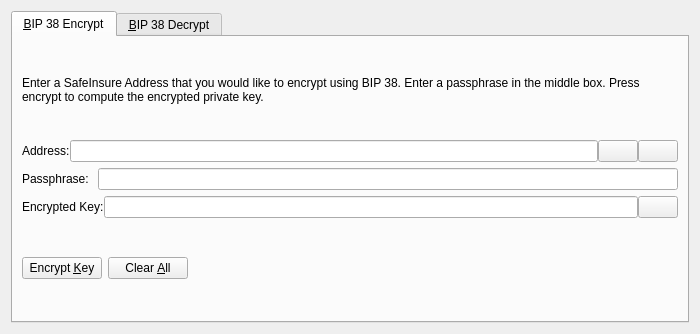
Old version of the form src/qt/forms/bip38tooldialog.ui in the repository wingcrypto/dashlite.
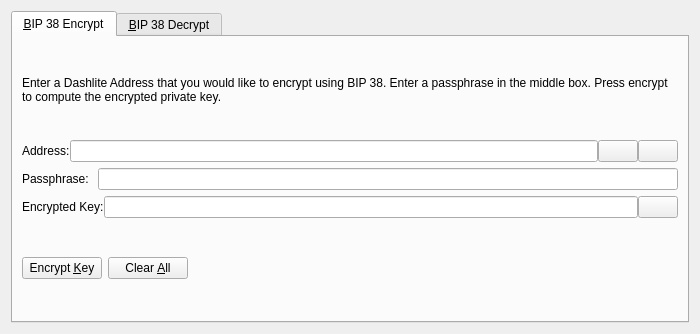
New version of the form. The open tabs and pages were chosen to show the change. Icons and pictures are not drawn. Custom widgets are drawn as their Qt base class.

Patch:
```diff
--- a/src/qt/forms/bip38tooldialog.ui
+++ b/src/qt/forms/bip38tooldialog.ui
@@ -30,7 +30,7 @@
        <item>
         <widget class="QLabel" name="infoLabel_ENC">
          <property name="text">
-          <string>Enter a SafeInsure Address that you would like to encrypt using BIP 38. Enter a passphrase in the middle box. Press encrypt to compute the encrypted private key.</string>
+          <string>Enter a Dashlite Address that you would like to encrypt using BIP 38. Enter a passphrase in the middle box. Press encrypt to compute the encrypted private key.</string>
          </property>
          <property name="textFormat">
           <enum>Qt::PlainText</enum>
```
Left out of the diff: 24 changed lines with no effect on the pictures.
